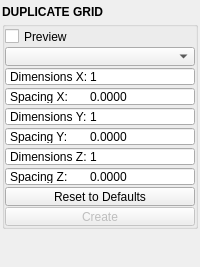
Above: mayatk/edit_utils/duplicate_grid.ui from m3trik/mayatk before the change. Below: the same form after it.
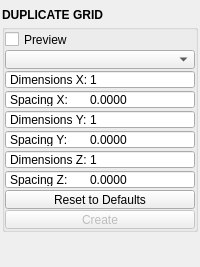
That is the form after the change. Custom widgets are drawn as their Qt base class.

```diff
--- a/mayatk/edit_utils/duplicate_grid.ui
+++ b/mayatk/edit_utils/duplicate_grid.ui
@@ -77,6 +77,12 @@
       </item>
       <item>
        <widget class="QGroupBox" name="duplicate">
+        <property name="sizePolicy">
+         <sizepolicy hsizetype="Preferred" vsizetype="Fixed">
+          <horstretch>0</horstretch>
+          <verstretch>0</verstretch>
+         </sizepolicy>
+        </property>
         <property name="title">
          <string/>
         </property>
@@ -464,6 +470,9 @@
         <property name="orientation">
          <enum>Qt::Vertical</enum>
         </property>
+        <property name="sizeType">
+         <enum>QSizePolicy::Fixed</enum>
+        </property>
         <property name="sizeHint" stdset="0">
          <size>
           <width>0</width>
```
